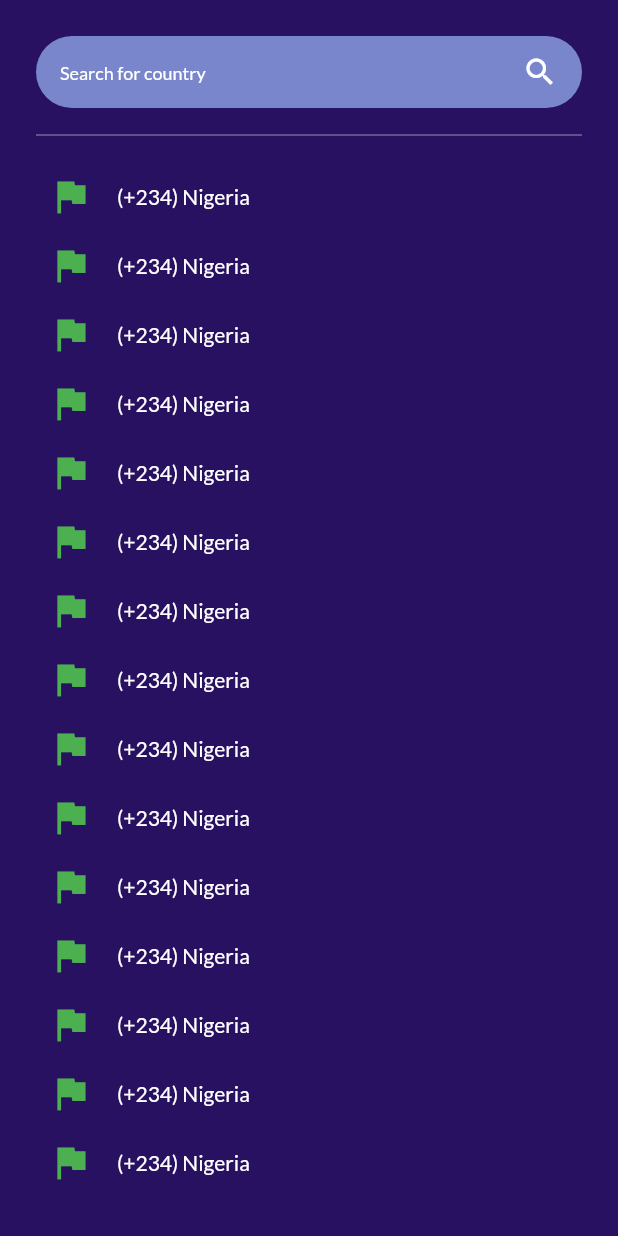
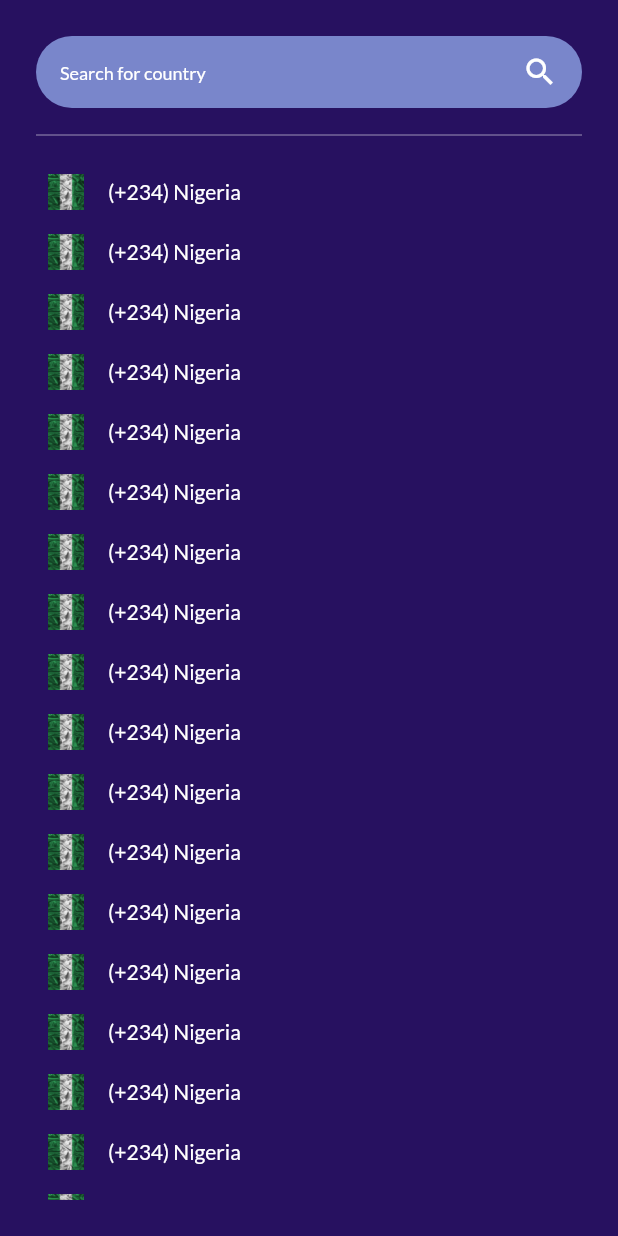
Before and after one commit to iykeprince/hagglex, a Flutter app: the CountryScreen screen opened by its route, on a phone screen of 412 x 824 dp. Run offline on Flutter 3.47's test engine with Material 2 defaults, Android fonts, the phone set to English and light mode, and no system bars; our stand-ins replace google_fonts, graphql_flutter.

```diff
--- a/lib/config.dart
+++ b/lib/config.dart
@@ -1,6 +1,28 @@
 import 'package:flutter/material.dart';
+import 'package:graphql_flutter/graphql_flutter.dart';
 
 class CustomColor {
   static final Color kGoldColor = Color(0xFFFFC175);
   static final Color kPrimaryColor = Color(0xFF271160);
 }
+
+class Config {
+  static final HttpLink httpLink = HttpLink(
+    'https://hagglex-backend-staging.herokuapp.com/graphql',
+  );
+
+  static ValueNotifier<GraphQLClient> initailizeClient(String token) {
+    AuthLink authLink = AuthLink(getToken: () => "Bearer $token");
+    Link link = authLink.concat(httpLink);
+
+    ValueNotifier<GraphQLClient> client = ValueNotifier(
+      GraphQLClient(
+        cache: GraphQLCache(
+          store: HiveStore(),
+        ),
+        link: link,
+      ),
+    );
+    return client;
+  }
+}
--- a/lib/pages/country.screen.dart
+++ b/lib/pages/country.screen.dart
@@ -86,10 +86,12 @@ class _CountryItemState extends State<CountryItem> {
       child: Padding(
         padding: const EdgeInsets.all(8.0),
         child: Row(mainAxisAlignment: MainAxisAlignment.start, children: [
-          Icon(
-            Icons.flag,
-            size: 30,
-            color: Colors.green,
+          SizedBox(
+            width: 24,
+            child: Image.asset(
+              'assets/flag.png',
+              fit: BoxFit.cover,
+            ),
           ),
           SizedBox(width: 16),
           Text(
--- a/lib/pages/signin.screen.dart
+++ b/lib/pages/signin.screen.dart
@@ -109,6 +109,7 @@ class _SigninState extends State<Signin> {
                         setState(() {
                           _loading = true;
                         });
+                        context.read<AppData>().setEmail(emailInput);
                         runMutation({
                           "data": {
                             "input": emailInput,
--- a/lib/view_models/app_data.model.dart
+++ b/lib/view_models/app_data.model.dart
@@ -1,4 +1,5 @@
 import 'package:flutter/material.dart';
+import 'package:graphql_flutter/graphql_flutter.dart';
 
 class AppData extends ChangeNotifier {
   String _country = '';
@@ -23,4 +24,10 @@ class AppData extends ChangeNotifier {
     _token = token;
     notifyListeners();
   }
+
+  final HttpLink _httpLink = HttpLink(
+    'https://hagglex-backend-staging.herokuapp.com/graphql',
+  );
+
+  HttpLink get httpLink => _httpLink;
 }
--- a/lib/view_models/auth.model.dart
+++ /dev/null
@@ -1,3 +0,0 @@
-import 'package:flutter/material.dart';
-
-class AuthModel extends ChangeNotifier {}
--- a/pubspec.yaml
+++ b/pubspec.yaml
@@ -50,7 +50,7 @@ flutter:
   # To add assets to your application, add an assets section, like this:
   assets:
     - assets/logo.png
-  #   - images/a_dot_ham.jpeg
+    - assets/flag.png
 
   # An image asset can refer to one or more resolution-specific "variants", see
   # https://flutter.dev/assets-and-images/#resolution-aware.
```
Also changed, not shown: lib/main.dart (+5 -17 lines), lib/pages/dashboard.screen.dart (+5 -18 lines), lib/pages/verify.screen.dart (+30 -23 lines), assets/flag.png (added).
